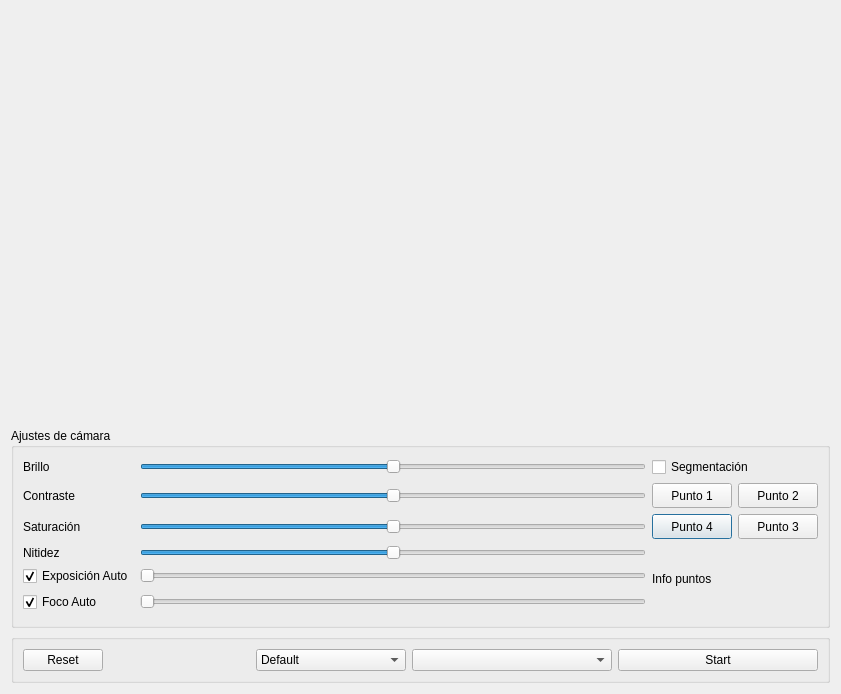
Qt form library-video/VideoProcessingDialog.ui (MiguelFerrerF/robotArmApp) before a commit.
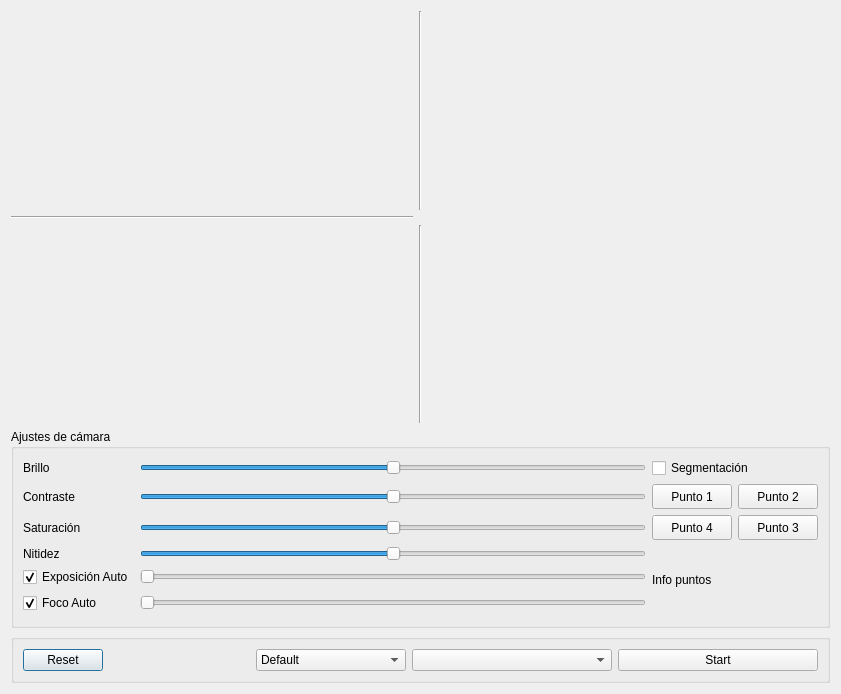
The same form after that commit. Custom widgets are drawn as their Qt base class.

Commit message: Mejoras segmentación

```diff
--- a/library-video/VideoProcessingDialog.ui
+++ b/library-video/VideoProcessingDialog.ui
@@ -14,9 +14,7 @@
    <string>Video Processing Dialog</string>
   </property>
   <layout class="QGridLayout" name="gridLayout_2">
-   <item row="0" column="0">
-    <layout class="QVBoxLayout" name="verticalLayout">
-     <item>
+   <item row="0" column="2" rowspan="3">
       <widget class="ClickableLabel" name="videoLabel">
        <property name="text">
         <string/>
@@ -26,241 +24,7 @@
        </property>
       </widget>
      </item>
-     <item>
-      <widget class="QGroupBox" name="groupBox">
-       <property name="maximumSize">
-        <size>
-         <width>16777215</width>
-         <height>200</height>
-        </size>
-       </property>
-       <property name="title">
-        <string>Ajustes de cámara</string>
-       </property>
-       <layout class="QGridLayout" name="gridLayout">
-        <item row="3" column="1">
-         <widget class="QSlider" name="horizontalSliderSaturacion">
-          <property name="maximum">
-           <number>100</number>
-          </property>
-          <property name="value">
-           <number>50</number>
-          </property>
-          <property name="orientation">
-           <enum>Qt::Orientation::Horizontal</enum>
-          </property>
-         </widget>
-        </item>
-        <item row="5" column="0">
-         <widget class="QCheckBox" name="checkBoxExposicionAuto">
-          <property name="text">
-           <string>Exposición Auto</string>
-          </property>
-          <property name="checked">
-           <bool>true</bool>
-          </property>
-          <property name="tristate">
-           <bool>false</bool>
-          </property>
-         </widget>
-        </item>
-        <item row="2" column="1">
-         <widget class="QSlider" name="horizontalSliderContraste">
-          <property name="maximum">
-           <number>100</number>
-          </property>
-          <property name="value">
-           <number>50</number>
-          </property>
-          <property name="orientation">
-           <enum>Qt::Orientation::Horizontal</enum>
-          </property>
-         </widget>
-        </item>
-        <item row="3" column="2" colspan="2">
-         <widget class="QPushButton" name="ButtonpointBL">
-          <property name="minimumSize">
-           <size>
-            <width>0</width>
-            <height>25</height>
-           </size>
-          </property>
-          <property name="text">
-           <string>Punto 4</string>
-          </property>
-          <property name="checkable">
-           <bool>true</bool>
-          </property>
-          <attribute name="buttonGroup">
-           <string notr="true">buttonGroup</string>
-          </attribute>
-         </widget>
-        </item>
-        <item row="4" column="0">
-         <widget class="QLabel" name="labelNitidez">
-          <property name="text">
-           <string>Nitidez</string>
-          </property>
-         </widget>
-        </item>
-        <item row="2" column="2" colspan="2">
-         <widget class="QPushButton" name="ButtonpointTL">
-          <property name="minimumSize">
-           <size>
-            <width>0</width>
-            <height>25</height>
-           </size>
-          </property>
-          <property name="text">
-           <string>Punto 1</string>
-          </property>
-          <property name="checkable">
-           <bool>true</bool>
-          </property>
-          <attribute name="buttonGroup">
-           <string notr="true">buttonGroup</string>
-          </attribute>
-         </widget>
-        </item>
-        <item row="0" column="2" colspan="3">
-         <widget class="QCheckBox" name="checkBoxSegmentacion">
-          <property name="text">
-           <string>Segmentación</string>
-          </property>
-          <property name="checked">
-           <bool>false</bool>
-          </property>
-         </widget>
-        </item>
-        <item row="0" column="0">
-         <widget class="QLabel" name="labelBrillo">
-          <property name="text">
-           <string>Brillo</string>
-          </property>
-         </widget>
-        </item>
-        <item row="4" column="1">
-         <widget class="QSlider" name="horizontalSliderNitidez">
-          <property name="maximum">
-           <number>100</number>
-          </property>
-          <property name="value">
-           <number>50</number>
-          </property>
-          <property name="orientation">
-           <enum>Qt::Orientation::Horizontal</enum>
-          </property>
-         </widget>
-        </item>
-        <item row="2" column="0">
-         <widget class="QLabel" name="labelContraste">
-          <property name="text">
-           <string>Contraste</string>
-          </property>
-         </widget>
-        </item>
-        <item row="3" column="0">
-         <widget class="QLabel" name="labelSaturacion">
-          <property name="text">
-           <string>Saturación</string>
-          </property>
-         </widget>
-        </item>
-        <item row="3" column="4">
-         <widget class="QPushButton" name="ButtonpointBR">
-          <property name="minimumSize">
-           <size>
-            <width>0</width>
-            <height>25</height>
-           </size>
-          </property>
-          <property name="text">
-           <string>Punto 3</string>
-          </property>
-          <property name="checkable">
-           <bool>true</bool>
-          </property>
-          <attribute name="buttonGroup">
-           <string notr="true">buttonGroup</string>
-          </attribute>
-         </widget>
-        </item>
-        <item row="6" column="0">
-         <widget class="QCheckBox" name="checkBoxFocoAuto">
-          <property name="text">
-           <string>Foco Auto</string>
-          </property>
-          <property name="checked">
-           <bool>true</bool>
-          </property>
-         </widget>
-        </item>
-        <item row="6" column="1">
-         <widget class="QSlider" name="horizontalSliderFoco">
-          <property name="maximum">
-           <number>100</number>
-          </property>
-          <property name="orientation">
-           <enum>Qt::Orientation::Horizontal</enum>
-          </property>
-         </widget>
-        </item>
-        <item row="4" column="2" rowspan="3" colspan="3">
-         <widget class="QLabel" name="labelCurrentPoint">
-          <property name="text">
-           <string>Info puntos</string>
-          </property>
-         </widget>
-        </item>
-        <item row="0" column="1">
-         <widget class="QSlider" name="horizontalSliderBrillo">
-          <property name="maximum">
-           <number>100</number>
-          </property>
-          <property name="value">
-           <number>50</number>
-          </property>
-          <property name="orientation">
-           <enum>Qt::Orientation::Horizontal</enum>
-          </property>
-         </widget>
-        </item>
-        <item row="2" column="4">
-         <widget class="QPushButton" name="ButtonpointTR">
-          <property name="minimumSize">
-           <size>
-            <width>0</width>
-            <height>25</height>
-           </size>
-          </property>
-          <property name="text">
-           <string>Punto 2</string>
-          </property>
-          <property name="checkable">
-           <bool>true</bool>
-          </property>
-          <attribute name="buttonGroup">
-           <string notr="true">buttonGroup</string>
-          </attribute>
-         </widget>
-        </item>
-        <item row="5" column="1">
-         <widget class="QSlider" name="horizontalSliderExposicion">
-          <property name="maximum">
-           <number>100</number>
-          </property>
-          <property name="value">
-           <number>0</number>
-          </property>
-          <property name="orientation">
-           <enum>Qt::Orientation::Horizontal</enum>
-          </property>
-         </widget>
-        </item>
-       </layout>
-      </widget>
-     </item>
-     <item>
+   <item row="4" column="0" colspan="3">
       <widget class="QGroupBox" name="botones">
        <property name="maximumSize">
         <size>
@@ -362,7 +126,274 @@
        </layout>
       </widget>
      </item>
-    </layout>
+   <item row="1" column="0">
+    <widget class="Line" name="line">
+     <property name="orientation">
+      <enum>Qt::Orientation::Horizontal</enum>
+     </property>
+    </widget>
+   </item>
+   <item row="2" column="0">
+    <widget class="QLabel" name="labelCanny">
+     <property name="text">
+      <string/>
+     </property>
+    </widget>
+   </item>
+   <item row="3" column="0" colspan="3">
+    <widget class="QGroupBox" name="groupBox">
+     <property name="maximumSize">
+      <size>
+       <width>16777215</width>
+       <height>200</height>
+      </size>
+     </property>
+     <property name="title">
+      <string>Ajustes de cámara</string>
+     </property>
+     <layout class="QGridLayout" name="gridLayout">
+      <item row="6" column="0">
+       <widget class="QCheckBox" name="checkBoxFocoAuto">
+        <property name="text">
+         <string>Foco Auto</string>
+        </property>
+        <property name="checked">
+         <bool>true</bool>
+        </property>
+       </widget>
+      </item>
+      <item row="5" column="1">
+       <widget class="QSlider" name="horizontalSliderExposicion">
+        <property name="maximum">
+         <number>100</number>
+        </property>
+        <property name="value">
+         <number>0</number>
+        </property>
+        <property name="orientation">
+         <enum>Qt::Orientation::Horizontal</enum>
+        </property>
+       </widget>
+      </item>
+      <item row="3" column="2" colspan="2">
+       <widget class="QPushButton" name="ButtonpointBL">
+        <property name="minimumSize">
+         <size>
+          <width>0</width>
+          <height>25</height>
+         </size>
+        </property>
+        <property name="text">
+         <string>Punto 4</string>
+        </property>
+        <property name="checkable">
+         <bool>true</bool>
+        </property>
+        <attribute name="buttonGroup">
+         <string notr="true">buttonGroup</string>
+        </attribute>
+       </widget>
+      </item>
+      <item row="6" column="1">
+       <widget class="QSlider" name="horizontalSliderFoco">
+        <property name="maximum">
+         <number>100</number>
+        </property>
+        <property name="orientation">
+         <enum>Qt::Orientation::Horizontal</enum>
+        </property>
+       </widget>
+      </item>
+      <item row="0" column="2" colspan="3">
+       <widget class="QCheckBox" name="checkBoxSegmentacion">
+        <property name="text">
+         <string>Segmentación</string>
+        </property>
+        <property name="checked">
+         <bool>false</bool>
+        </property>
+       </widget>
+      </item>
+      <item row="2" column="4">
+       <widget class="QPushButton" name="ButtonpointTR">
+        <property name="minimumSize">
+         <size>
+          <width>0</width>
+          <height>25</height>
+         </size>
+        </property>
+        <property name="text">
+         <string>Punto 2</string>
+        </property>
+        <property name="checkable">
+         <bool>true</bool>
+        </property>
+        <attribute name="buttonGroup">
+         <string notr="true">buttonGroup</string>
+        </attribute>
+       </widget>
+      </item>
+      <item row="3" column="0">
+       <widget class="QLabel" name="labelSaturacion">
+        <property name="text">
+         <string>Saturación</string>
+        </property>
+       </widget>
+      </item>
+      <item row="4" column="2" rowspan="3" colspan="3">
+       <widget class="QLabel" name="labelCurrentPoint">
+        <property name="text">
+         <string>Info puntos</string>
+        </property>
+       </widget>
+      </item>
+      <item row="5" column="0">
+       <widget class="QCheckBox" name="checkBoxExposicionAuto">
+        <property name="text">
+         <string>Exposición Auto</string>
+        </property>
+        <property name="checked">
+         <bool>true</bool>
+        </property>
+        <property name="tristate">
+         <bool>false</bool>
+        </property>
+       </widget>
+      </item>
+      <item row="4" column="1">
+       <widget class="QSlider" name="horizontalSliderNitidez">
+        <property name="maximum">
+         <number>100</number>
+        </property>
+        <property name="value">
+         <number>50</number>
+        </property>
+        <property name="orientation">
+         <enum>Qt::Orientation::Horizontal</enum>
+        </property>
+       </widget>
+      </item>
+      <item row="2" column="2" colspan="2">
+       <widget class="QPushButton" name="ButtonpointTL">
+        <property name="minimumSize">
+         <size>
+          <width>0</width>
+          <height>25</height>
+         </size>
+        </property>
+        <property name="text">
+         <string>Punto 1</string>
+        </property>
+        <property name="checkable">
+         <bool>true</bool>
+        </property>
+        <attribute name="buttonGroup">
+         <string notr="true">buttonGroup</string>
+        </attribute>
+       </widget>
+      </item>
+      <item row="4" column="0">
+       <widget class="QLabel" name="labelNitidez">
+        <property name="text">
+         <string>Nitidez</string>
+        </property>
+       </widget>
+      </item>
+      <item row="0" column="0">
+       <widget class="QLabel" name="labelBrillo">
+        <property name="text">
+         <string>Brillo</string>
+        </property>
+       </widget>
+      </item>
+      <item row="2" column="0">
+       <widget class="QLabel" name="labelContraste">
+        <property name="text">
+         <string>Contraste</string>
+        </property>
+       </widget>
+      </item>
+      <item row="0" column="1">
+       <widget class="QSlider" name="horizontalSliderBrillo">
+        <property name="maximum">
+         <number>100</number>
+        </property>
+        <property name="value">
+         <number>50</number>
+        </property>
+        <property name="orientation">
+         <enum>Qt::Orientation::Horizontal</enum>
+        </property>
+       </widget>
+      </item>
+      <item row="3" column="4">
+       <widget class="QPushButton" name="ButtonpointBR">
+        <property name="minimumSize">
+         <size>
+          <width>0</width>
+          <height>25</height>
+         </size>
+        </property>
+        <property name="text">
+         <string>Punto 3</string>
+        </property>
+        <property name="checkable">
+         <bool>true</bool>
+        </property>
+        <attribute name="buttonGroup">
+         <string notr="true">buttonGroup</string>
+        </attribute>
+       </widget>
+      </item>
+      <item row="2" column="1">
+       <widget class="QSlider" name="horizontalSliderContraste">
+        <property name="maximum">
+         <number>100</number>
+        </property>
+        <property name="value">
+         <number>50</number>
+        </property>
+        <property name="orientation">
+         <enum>Qt::Orientation::Horizontal</enum>
+        </property>
+       </widget>
+      </item>
+      <item row="3" column="1">
+       <widget class="QSlider" name="horizontalSliderSaturacion">
+        <property name="maximum">
+         <number>100</number>
+        </property>
+        <property name="value">
+         <number>50</number>
+        </property>
+        <property name="orientation">
+         <enum>Qt::Orientation::Horizontal</enum>
+        </property>
+       </widget>
+      </item>
+     </layout>
+    </widget>
+   </item>
+   <item row="0" column="0">
+    <widget class="QLabel" name="labelGray">
+     <property name="text">
+      <string/>
+     </property>
+    </widget>
+   </item>
+   <item row="0" column="1">
+    <widget class="Line" name="line_2">
+     <property name="orientation">
+      <enum>Qt::Orientation::Vertical</enum>
+     </property>
+    </widget>
+   </item>
+   <item row="2" column="1">
+    <widget class="Line" name="line_3">
+     <property name="orientation">
+      <enum>Qt::Orientation::Vertical</enum>
+     </property>
+    </widget>
    </item>
   </layout>
  </widget>
```
Lines whose indentation alone changed are shown as unchanged. The commit also changes 2 other files.
